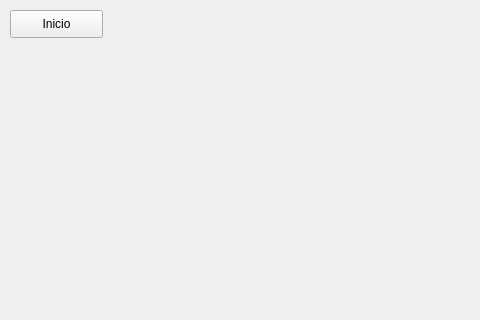
Before: the Qt Designer form PARCIAL_FINAL/untitled/mainwindow.ui in AFRF99/Parcial_final, drawn with Qt 5; both pictures show x 0 to 480 and y 0 to 320 of the 1077 by 686 pixel window.
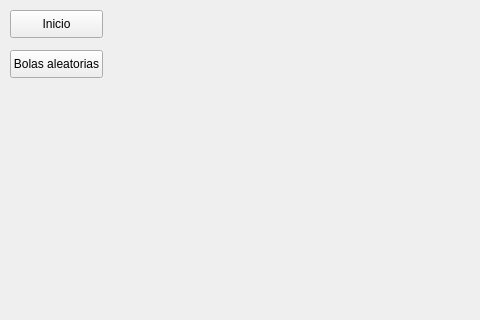
After: the same form once the commit is applied. Icons and pictures are not drawn.

Patch:
```diff
--- a/PARCIAL_FINAL/untitled/mainwindow.ui
+++ b/PARCIAL_FINAL/untitled/mainwindow.ui
@@ -122,6 +122,19 @@
      <string>Inicio</string>
     </property>
    </widget>
+   <widget class="QPushButton" name="pushButton_2">
+    <property name="geometry">
+     <rect>
+      <x>10</x>
+      <y>50</y>
+      <width>93</width>
+      <height>28</height>
+     </rect>
+    </property>
+    <property name="text">
+     <string>Bolas aleatorias</string>
+    </property>
+   </widget>
   </widget>
  </widget>
  <resources>
```
Left out of the diff: 18 changed lines with no effect on the pictures.
